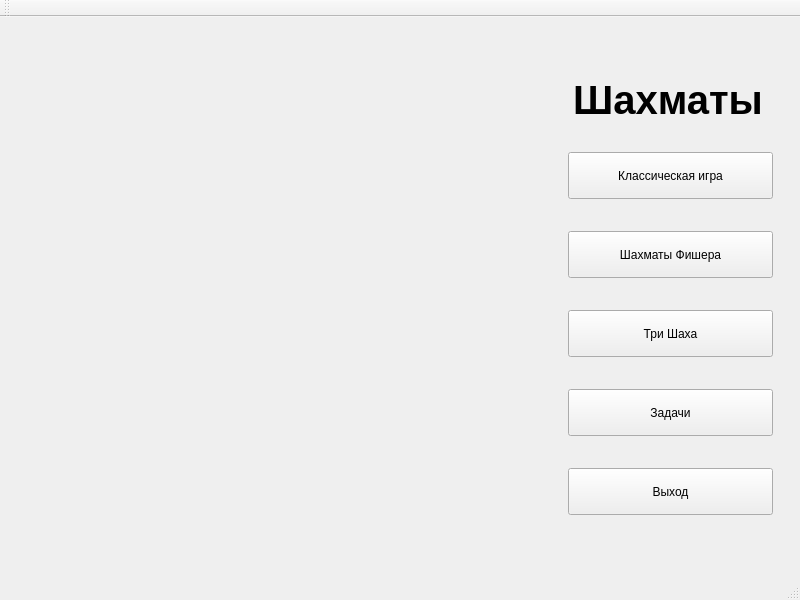
First picture: the form in testing/simpleGUI/mainwindow.ui, repository shinzowo/ChessTPU, before the edit.
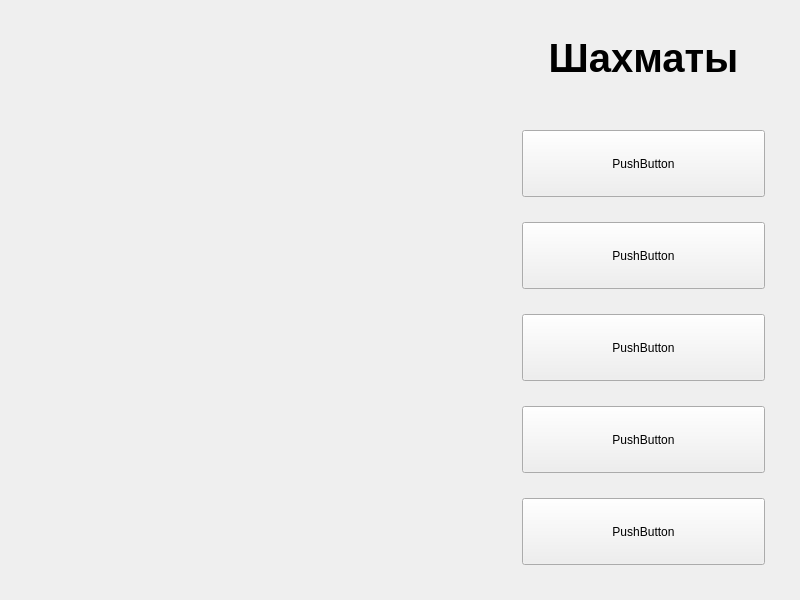
Second picture: the form after the edit.

Commit message: Add new responsive interface prototype that is to be implemented in the final version.

Patch:
```diff
--- a/testing/simpleGUI/mainwindow.ui
+++ b/testing/simpleGUI/mainwindow.ui
@@ -2,6 +2,9 @@
 <ui version="4.0">
  <class>MainWindow</class>
  <widget class="QMainWindow" name="MainWindow">
+  <property name="enabled">
+   <bool>true</bool>
+  </property>
   <property name="geometry">
    <rect>
     <x>0</x>
@@ -10,271 +13,127 @@
     <height>600</height>
    </rect>
   </property>
-  <property name="minimumSize">
-   <size>
-    <width>800</width>
-    <height>600</height>
-   </size>
-  </property>
-  <property name="maximumSize">
-   <size>
-    <width>800</width>
-    <height>600</height>
-   </size>
-  </property>
   <property name="windowTitle">
    <string>MainWindow</string>
   </property>
-  <property name="autoFillBackground">
-   <bool>true</bool>
-  </property>
-  <property name="styleSheet">
-   <string notr="true"/>
-  </property>
   <widget class="QWidget" name="centralwidget">
-   <layout class="QVBoxLayout" name="verticalLayout">
-    <item alignment="Qt::AlignmentFlag::AlignRight">
-     <widget class="QWidget" name="menu_window_widget_out" native="true">
+   <property name="enabled">
+    <bool>true</bool>
+   </property>
+   <layout class="QHBoxLayout" name="horizontalLayout" stretch="5,3">
+    <property name="spacing">
+     <number>15</number>
+    </property>
+    <property name="sizeConstraint">
+     <enum>QLayout::SizeConstraint::SetDefaultConstraint</enum>
+    </property>
+    <property name="leftMargin">
+     <number>15</number>
+    </property>
+    <property name="topMargin">
+     <number>15</number>
+    </property>
+    <property name="rightMargin">
+     <number>15</number>
+    </property>
+    <property name="bottomMargin">
+     <number>15</number>
+    </property>
+    <item>
+     <widget class="QWidget" name="empty_widget" native="true">
+      <property name="sizePolicy">
+       <sizepolicy hsizetype="Preferred" vsizetype="Preferred">
+        <horstretch>0</horstretch>
+        <verstretch>0</verstretch>
+       </sizepolicy>
+      </property>
       <property name="minimumSize">
        <size>
-        <width>247</width>
-        <height>507</height>
+        <width>400</width>
+        <height>0</height>
        </size>
       </property>
       <property name="maximumSize">
        <size>
-        <width>247</width>
-        <height>507</height>
+        <width>16777215</width>
+        <height>16777215</height>
+       </size>
+      </property>
+      <property name="acceptDrops">
+       <bool>false</bool>
+      </property>
+      <property name="autoFillBackground">
+       <bool>false</bool>
+      </property>
+      <property name="styleSheet">
+       <string notr="true">background-color:&quot;#00a8a8&quot;;</string>
+      </property>
+     </widget>
+    </item>
+    <item>
+     <widget class="QWidget" name="widget_menu_out" native="true">
+      <property name="enabled">
+       <bool>true</bool>
+      </property>
+      <property name="sizePolicy">
+       <sizepolicy hsizetype="Preferred" vsizetype="Preferred">
+        <horstretch>0</horstretch>
+        <verstretch>0</verstretch>
+       </sizepolicy>
+      </property>
+      <property name="minimumSize">
+       <size>
+        <width>250</width>
+        <height>0</height>
+       </size>
+      </property>
+      <property name="maximumSize">
+       <size>
+        <width>400</width>
+        <height>16777215</height>
        </size>
       </property>
       <property name="styleSheet">
        <string notr="true">background-color:&quot;#2F4858&quot;;</string>
       </property>
-      <layout class="QHBoxLayout" name="horizontalLayout_5">
-       <item>
-        <widget class="QWidget" name="menu_window_widget_in" native="true">
-         <property name="minimumSize">
-          <size>
-           <width>230</width>
-           <height>489</height>
-          </size>
-         </property>
-         <property name="styleSheet">
-          <string notr="true">background-color:&quot;#4D616F&quot;;</string>
-         </property>
-         <layout class="QVBoxLayout" name="verticalLayout_5">
-          <property name="leftMargin">
-           <number>0</number>
-          </property>
-          <property name="topMargin">
-           <number>0</number>
-          </property>
-          <property name="rightMargin">
-           <number>0</number>
-          </property>
-          <property name="bottomMargin">
-           <number>0</number>
-          </property>
-          <item>
+      <layout class="QGridLayout" name="gridLayout">
+       <property name="sizeConstraint">
+        <enum>QLayout::SizeConstraint::SetDefaultConstraint</enum>
+       </property>
+       <item row="0" column="0">
            <widget class="QStackedWidget" name="stackedWidget">
+         <property name="styleSheet">
+          <string notr="true">background-color:&quot;#4D616F&quot;;</string>
+         </property>
             <property name="currentIndex">
              <number>0</number>
             </property>
             <widget class="QWidget" name="page">
-             <property name="minimumSize">
-              <size>
-               <width>230</width>
-               <height>489</height>
-              </size>
-             </property>
-             <property name="maximumSize">
-              <size>
-               <width>230</width>
-               <height>489</height>
-              </size>
-             </property>
-             <layout class="QVBoxLayout" name="verticalLayout_6" stretch="0,0,0,0,0,0">
+          <layout class="QVBoxLayout" name="verticalLayout" stretch="20,19,19,19,19,19">
               <property name="spacing">
-               <number>6</number>
-              </property>
-              <property name="sizeConstraint">
-               <enum>QLayout::SizeConstraint::SetMaximumSize</enum>
+            <number>25</number>
               </property>
               <property name="leftMargin">
-               <number>15</number>
+            <number>11</number>
               </property>
               <property name="topMargin">
-               <number>0</number>
+            <number>11</number>
               </property>
               <property name="rightMargin">
-               <number>15</number>
+            <number>11</number>
               </property>
               <property name="bottomMargin">
-               <number>0</number>
-              </property>
-              <item alignment="Qt::AlignmentFlag::AlignHCenter">
-               <widget class="QLabel" name="label">
-                <property name="maximumSize">
-                 <size>
-                  <width>216</width>
-                  <height>41</height>
-                 </size>
-                </property>
-                <property name="font">
-                 <font>
-                  <family>Arial</family>
-                  <pointsize>30</pointsize>
-                  <bold>true</bold>
-                 </font>
-                </property>
-                <property name="text">
-                 <string>Шахматы</string>
-                </property>
-                <property name="alignment">
-                 <set>Qt::AlignmentFlag::AlignCenter</set>
-                </property>
-               </widget>
-              </item>
-              <item alignment="Qt::AlignmentFlag::AlignHCenter">
-               <widget class="QPushButton" name="ClassicGameButton">
-                <property name="sizePolicy">
-                 <sizepolicy hsizetype="Minimum" vsizetype="Preferred">
-                  <horstretch>0</horstretch>
-                  <verstretch>0</verstretch>
-                 </sizepolicy>
-                </property>
-                <property name="minimumSize">
-                 <size>
-                  <width>205</width>
-                  <height>47</height>
-                 </size>
-                </property>
-                <property name="maximumSize">
-                 <size>
-                  <width>10000</width>
-                  <height>47</height>
-                 </size>
-                </property>
-                <property name="styleSheet">
-                 <string notr="true"/>
-                </property>
-                <property name="text">
-                 <string>Классическая игра</string>
-                </property>
-               </widget>
-              </item>
-              <item alignment="Qt::AlignmentFlag::AlignHCenter">
-               <widget class="QPushButton" name="FischerChessButton">
-                <property name="sizePolicy">
-                 <sizepolicy hsizetype="Preferred" vsizetype="Preferred">
-                  <horstretch>0</horstretch>
-                  <verstretch>0</verstretch>
-                 </sizepolicy>
-                </property>
-                <property name="minimumSize">
-                 <size>
-                  <width>205</width>
-                  <height>47</height>
-                 </size>
-                </property>
-                <property name="maximumSize">
-                 <size>
-                  <width>205</width>
-                  <height>47</height>
-                 </size>
-                </property>
-                <property name="text">
-                 <string>Шахматы Фишера</string>
-                </property>
-               </widget>
-              </item>
-              <item alignment="Qt::AlignmentFlag::AlignHCenter">
-               <widget class="QPushButton" name="ThreeCheckButton">
-                <property name="sizePolicy">
-                 <sizepolicy hsizetype="Preferred" vsizetype="Preferred">
-                  <horstretch>0</horstretch>
-                  <verstretch>0</verstretch>
-                 </sizepolicy>
-                </property>
-                <property name="minimumSize">
-                 <size>
-                  <width>205</width>
-                  <height>47</height>
-                 </size>
-                </property>
-                <property name="maximumSize">
-                 <size>
-                  <width>205</width>
-                  <height>47</height>
-                 </size>
-                </property>
-                <property name="text">
-                 <string>Три Шаха</string>
-                </property>
-               </widget>
-              </item>
-              <item alignment="Qt::AlignmentFlag::AlignHCenter">
-               <widget class="QPushButton" name="PuzzleButton">
-                <property name="sizePolicy">
-                 <sizepolicy hsizetype="Preferred" vsizetype="Preferred">
-                  <horstretch>0</horstretch>
-                  <verstretch>0</verstretch>
-                 </sizepolicy>
-                </property>
-                <property name="minimumSize">
-                 <size>
-                  <width>205</width>
-                  <height>47</height>
-                 </size>
-                </property>
-                <property name="maximumSize">
-                 <size>
-                  <width>205</width>
-                  <height>47</height>
-                 </size>
-                </property>
-                <property name="text">
-                 <string>Задачи</string>
-                </property>
-               </widget>
-              </item>
-              <item alignment="Qt::AlignmentFlag::AlignHCenter">
-               <widget class="QPushButton" name="QuitButton">
-                <property name="sizePolicy">
-                 <sizepolicy hsizetype="Preferred" vsizetype="Preferred">
-                  <horstretch>0</horstretch>
-                  <verstretch>0</verstretch>
-                 </sizepolicy>
-                </property>
-                <property name="minimumSize">
-                 <size>
-                  <width>205</width>
-                  <height>47</height>
-                 </size>
-                </property>
-                <property name="maximumSize">
-                 <size>
-                  <width>205</width>
-                  <height>47</height>
-                 </size>
-                </property>
-                <property name="text">
-                 <string>Выход</string>
-                </property>
-               </widget>
-              </item>
-             </layout>
-            </widget>
-            <widget class="QWidget" name="page_2">
-             <layout class="QVBoxLayout" name="verticalLayout_4">
-              <item>
-               <layout class="QVBoxLayout" name="verticalLayout_3">
+            <number>11</number>
+           </property>
                 <item>
                  <widget class="QLabel" name="label_2">
+             <property name="enabled">
+              <bool>true</bool>
+             </property>
                   <property name="maximumSize">
                    <size>
-                    <width>216</width>
-                    <height>41</height>
+               <width>16777215</width>
+               <height>16777215</height>
                    </size>
                   </property>
                   <property name="font">
@@ -282,256 +141,139 @@
                     <family>Arial</family>
                     <pointsize>30</pointsize>
                     <bold>true</bold>
+               <kerning>true</kerning>
                    </font>
                   </property>
                   <property name="text">
                    <string>Шахматы</string>
                   </property>
+             <property name="textFormat">
+              <enum>Qt::TextFormat::AutoText</enum>
+             </property>
                   <property name="alignment">
-                   <set>Qt::AlignmentFlag::AlignCenter</set>
+              <set>Qt::AlignmentFlag::AlignHCenter|Qt::AlignmentFlag::AlignTop</set>
                   </property>
                  </widget>
                 </item>
                 <item>
-                 <layout class="QHBoxLayout" name="horizontalLayout_3">
-                  <item>
-                   <widget class="QPushButton" name="TwoPlayersButton">
-                    <property name="minimumSize">
-                     <size>
-                      <width>99</width>
-                      <height>29</height>
-                     </size>
-                    </property>
-                    <property name="maximumSize">
-                     <size>
-                      <width>99</width>
-                      <height>29</height>
-                     </size>
-                    </property>
-                    <property name="text">
-                     <string>Два Игрока</string>
-                    </property>
-                   </widget>
-                  </item>
-                  <item>
-                   <widget class="QPushButton" name="BotButton">
+            <widget class="QPushButton" name="pushButton">
+             <property name="sizePolicy">
+              <sizepolicy hsizetype="Preferred" vsizetype="Preferred">
+               <horstretch>0</horstretch>
+               <verstretch>0</verstretch>
+              </sizepolicy>
+             </property>
                     <property name="minimumSize">
                      <size>
-                      <width>99</width>
-                      <height>20</height>
-                     </size>
-                    </property>
-                    <property name="maximumSize">
-                     <size>
-                      <width>99</width>
-                      <height>29</height>
-                     </size>
-                    </property>
+               <width>0</width>
+               <height>50</height>
+              </size>
+             </property>
                     <property name="text">
-                     <string>Бот</string>
-                    </property>
-                   </widget>
-                  </item>
-                 </layout>
-                </item>
-                <item>
-                 <layout class="QHBoxLayout" name="horizontalLayout_4">
-                  <item>
-                   <widget class="QPushButton" name="BackButton">
-                    <property name="minimumSize">
-                     <size>
-                      <width>99</width>
-                      <height>29</height>
-                     </size>
-                    </property>
-                    <property name="maximumSize">
-                     <size>
-                      <width>99</width>
-                      <height>29</height>
-                     </size>
-                    </property>
-                    <property name="text">
-                     <string>Назад</string>
-                    </property>
-                   </widget>
-                  </item>
-                 </layout>
-                </item>
-               </layout>
-              </item>
+              <string>PushButton</string>
+             </property>
+             <property name="flat">
+              <bool>false</bool>
+             </property>
+            </widget>
+           </item>
               <item>
-               <spacer name="verticalSpacer">
-                <property name="orientation">
-                 <enum>Qt::Orientation::Vertical</enum>
-                </property>
-                <property name="sizeHint" stdset="0">
+            <widget class="QPushButton" name="pushButton_2">
+             <property name="sizePolicy">
+              <sizepolicy hsizetype="Preferred" vsizetype="Preferred">
+               <horstretch>0</horstretch>
+               <verstretch>0</verstretch>
+              </sizepolicy>
+             </property>
+             <property name="minimumSize">
                  <size>
-                  <width>20</width>
-                  <height>40</height>
-                 </size>
-                </property>
-               </spacer>
-              </item>
-             </layout>
-            </widget>
-            <widget class="QWidget" name="page_3">
-             <layout class="QVBoxLayout" name="verticalLayout_10">
-              <item>
-               <widget class="QLabel" name="label_4">
-                <property name="maximumSize">
-                 <size>
-                  <width>216</width>
-                  <height>41</height>
-                 </size>
-                </property>
-                <property name="font">
-                 <font>
-                  <family>Arial</family>
-                  <pointsize>30</pointsize>
-                  <bold>true</bold>
-                 </font>
-                </property>
+               <width>0</width>
+               <height>50</height>
+              </size>
+             </property>
                 <property name="text">
-                 <string>Шахматы</string>
-                </property>
-                <property name="alignment">
-                 <set>Qt::AlignmentFlag::AlignCenter</set>
+              <string>PushButton</string>
+             </property>
+             <property name="flat">
+              <bool>false</bool>
                 </property>
                </widget>
               </item>
               <item>
-               <layout class="QHBoxLayout" name="horizontalLayout_11">
-                <item>
-                 <widget class="QPushButton" name="WhiteButton">
-                  <property name="minimumSize">
-                   <size>
-                    <width>60</width>
-                    <height>60</height>
-                   </size>
-                  </property>
-                  <property name="maximumSize">
-                   <size>
-                    <width>60</width>
-                    <height>60</height>
-                   </size>
-                  </property>
-                  <property name="text">
-                   <string>Б</string>
-                  </property>
-                 </widget>
-                </item>
-                <item>
-                 <widget class="QPushButton" name="RandomButton">
+            <widget class="QPushButton" name="pushButton_3">
+             <property name="sizePolicy">
+              <sizepolicy hsizetype="Preferred" vsizetype="Preferred">
+               <horstretch>0</horstretch>
+               <verstretch>0</verstretch>
+              </sizepolicy>
+             </property>
                   <property name="minimumSize">
                    <size>
-                    <width>60</width>
-                    <height>60</height>
-                   </size>
-                  </property>
-                  <property name="maximumSize">
-                   <size>
-                    <width>60</width>
-                    <height>60</height>
-                   </size>
-                  </property>
+               <width>0</width>
+               <height>50</height>
+              </size>
+             </property>
                   <property name="text">
-                   <string>?</string>
-                  </property>
+              <string>PushButton</string>
+             </property>
+             <property name="flat">
+              <bool>false</bool>
+             </property>
                  </widget>
                 </item>
                 <item>
-                 <widget class="QPushButton" name="BlackButton">
+            <widget class="QPushButton" name="pushButton_4">
+             <property name="sizePolicy">
+              <sizepolicy hsizetype="Preferred" vsizetype="Preferred">
+               <horstretch>0</horstretch>
+               <verstretch>0</verstretch>
+              </sizepolicy>
+             </property>
                   <property name="minimumSize">
                    <size>
-                    <width>60</width>
-                    <height>60</height>
-                   </size>
-                  </property>
-                  <property name="maximumSize">
-                   <size>
-                    <width>60</width>
-                    <height>60</height>
-                   </size>
-                  </property>
+               <width>0</width>
+               <height>50</height>
+              </size>
+             </property>
                   <property name="text">
-                   <string>Ч</string>
-                  </property>
-                 </widget>
-                </item>
-               </layout>
-              </item>
+              <string>PushButton</string>
+             </property>
+             <property name="flat">
+              <bool>false</bool>
+             </property>
+            </widget>
+           </item>
               <item>
-               <layout class="QHBoxLayout" name="horizontalLayout_2">
-                <item>
-                 <widget class="QPushButton" name="BackToChooseUIButton">
+            <widget class="QPushButton" name="pushButton_5">
+             <property name="sizePolicy">
+              <sizepolicy hsizetype="Preferred" vsizetype="Preferred">
+               <horstretch>0</horstretch>
+               <verstretch>0</verstretch>
+              </sizepolicy>
+             </property>
                   <property name="minimumSize">
                    <size>
-                    <width>99</width>
-                    <height>29</height>
-                   </size>
-                  </property>
-                  <property name="maximumSize">
-                   <size>
-                    <width>99</width>
-                    <height>29</height>
-                   </size>
-                  </property>
+               <width>0</width>
+               <height>50</height>
+              </size>
+             </property>
                   <property name="text">
-                   <string>Назад</string>
-                  </property>
+              <string>PushButton</string>
+             </property>
+             <property name="flat">
+              <bool>false</bool>
+             </property>
                  </widget>
                 </item>
                </layout>
-              </item>
-              <item>
-               <spacer name="verticalSpacer_3">
-                <property name="orientation">
-                 <enum>Qt::Orientation::Vertical</enum>
-                </property>
-                <property name="sizeHint" stdset="0">
-                 <size>
-                  <width>20</width>
-                  <height>40</height>
-                 </size>
-                </property>
-               </spacer>
-              </item>
-              <item>
-               <layout class="QVBoxLayout" name="verticalLayout_11"/>
-              </item>
-             </layout>
-            </widget>
+         </widget>
+         <widget class="QWidget" name="page_2"/>
            </widget>
           </item>
          </layout>
         </widget>
        </item>
       </layout>
-     </widget>
-    </item>
-   </layout>
-  </widget>
-  <widget class="QMenuBar" name="menubar">
-   <property name="geometry">
-    <rect>
-     <x>0</x>
-     <y>0</y>
-     <width>800</width>
-     <height>21</height>
-    </rect>
-   </property>
-  </widget>
-  <widget class="QStatusBar" name="statusbar"/>
-  <widget class="QToolBar" name="toolBar">
-   <property name="windowTitle">
-    <string>toolBar</string>
-   </property>
-   <attribute name="toolBarArea">
-    <enum>TopToolBarArea</enum>
-   </attribute>
-   <attribute name="toolBarBreak">
-    <bool>false</bool>
-   </attribute>
   </widget>
  </widget>
  <resources/>
```
Lines whose indentation alone changed are shown as unchanged. The commit also changes 6 other files.
